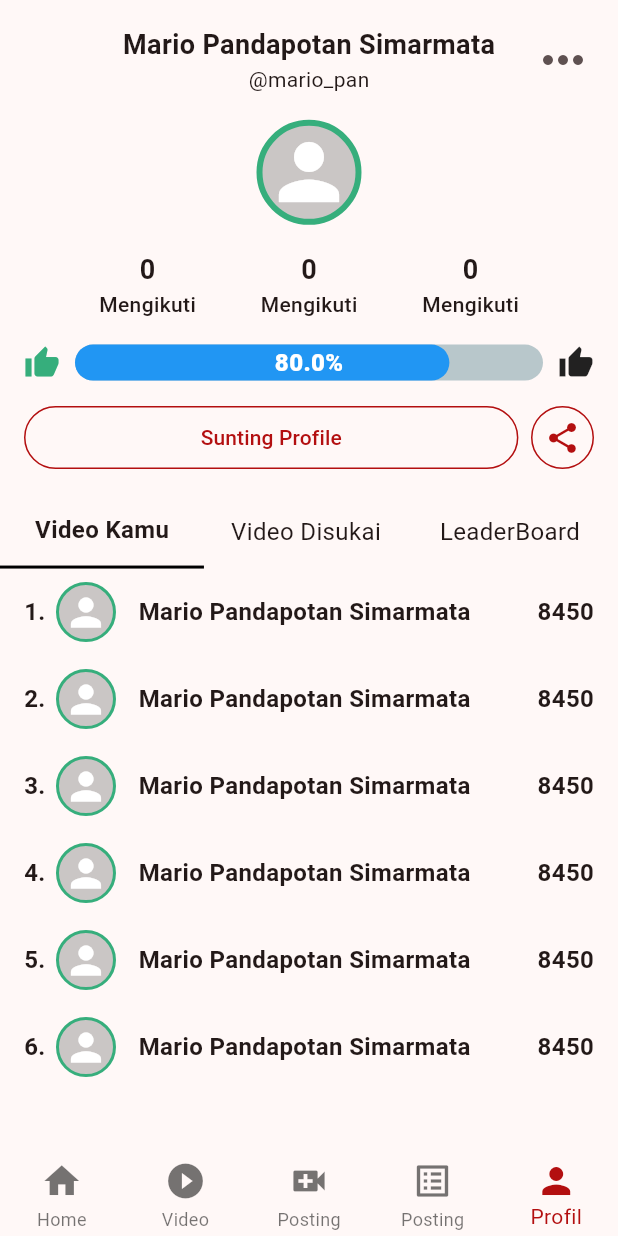
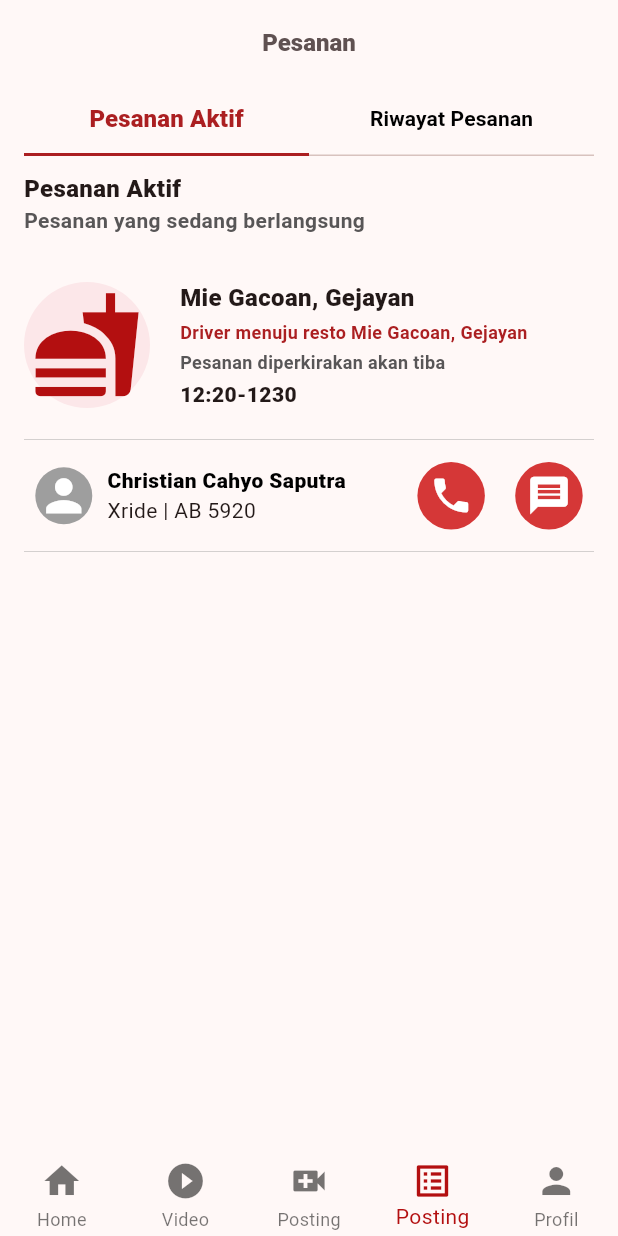
Before and after one commit to mariopandapotansimarmata/jogja_kita_gamification, a Flutter app: the screen it shows after launch, on a phone screen of 412 x 824 dp. Run offline on Flutter 3.47's test engine with Material 3 defaults, Android fonts, the light colour scheme and no system bars; drawn by our look-alikes of percent_indicator.

Commit message:
add order module => active order

```diff
--- a/lib/screen.dart
+++ b/lib/screen.dart
@@ -1,5 +1,6 @@
 import 'package:flutter/material.dart';
 import 'package:jogja_kita_gamification/views/home/home.dart';
+import 'package:jogja_kita_gamification/views/order/order.dart';
 import 'package:jogja_kita_gamification/views/profile/profile.dart';
 
 class Screen extends StatefulWidget {
@@ -12,7 +13,7 @@
 //
 
 class _ScreenState extends State<Screen> {
-  int _selectedIndex = 4;
+  int _selectedIndex = 3;
 
   void _onItemTapped(int index) {
     setState(() {
@@ -105,7 +106,7 @@
           const HomePage(),
           const HomePage(),
           const HomePage(),
-          const HomePage(),
+          const OrderPage(),
           const ProfilePage()
         ][_selectedIndex]);
   }
--- /dev/null
+++ b/lib/views/order/active_order/active_order.dart
@@ -0,0 +1,36 @@
+import 'package:flutter/material.dart';
+import 'package:jogja_kita_gamification/views/order/active_order/active_order_widget/active_order_card.dart';
+import 'package:jogja_kita_gamification/views/order/active_order/active_order_widget/driver_card.dart';
+
+class ActiveOrder extends StatelessWidget {
+  const ActiveOrder({super.key});
+
+  @override
+  Widget build(BuildContext context) {
+    return Padding(
+      padding: const EdgeInsets.only(top: 10),
+      child: ListView(
+        children: const [
+          Text(
+            "Pesanan Aktif",
+            style: TextStyle(fontSize: 16, fontWeight: FontWeight.w900),
+          ),
+          Text(
+            "Pesanan yang sedang berlangsung",
+            style: TextStyle(
+                color: Color.fromARGB(255, 88, 86, 87),
+                fontWeight: FontWeight.bold),
+          ),
+          SizedBox(
+            height: 30,
+          ),
+          ActiveOrderCard(),
+          SizedBox(
+            height: 20,
+          ),
+          DriverCard()
+        ],
+      ),
+    );
+  }
+}
--- /dev/null
+++ b/lib/views/order/active_order/active_order_widget/active_order_card.dart
@@ -0,0 +1,52 @@
+import 'package:flutter/material.dart';
+
+import 'order_icons.dart';
+
+class ActiveOrderCard extends StatelessWidget {
+  const ActiveOrderCard({super.key});
+
+  @override
+  Widget build(BuildContext context) {
+    return Container(
+      height: 86,
+      child: const Row(
+        children: [
+          ActiveOrderIcon(
+            size: 75,
+          ),
+          SizedBox(
+            width: 20,
+          ),
+          Column(
+            mainAxisAlignment: MainAxisAlignment.spaceBetween,
+            crossAxisAlignment: CrossAxisAlignment.start,
+            children: [
+              Text(
+                "Mie Gacoan, Gejayan",
+                style: TextStyle(fontSize: 16, fontWeight: FontWeight.w900),
+              ),
+              Text(
+                "Driver menuju resto Mie Gacoan, Gejayan",
+                style: TextStyle(
+                    fontSize: 12,
+                    color: Color(0xffAB1F21),
+                    fontWeight: FontWeight.bold),
+              ),
+              Text(
+                "Pesanan diperkirakan akan tiba",
+                style: TextStyle(
+                    fontSize: 12,
+                    color: Color.fromARGB(255, 88, 86, 87),
+                    fontWeight: FontWeight.bold),
+              ),
+              Text(
+                "12:20-1230",
+                style: TextStyle(fontSize: 14, fontWeight: FontWeight.w900),
+              )
+            ],
+          )
+        ],
+      ),
+    );
+  }
+}
--- /dev/null
+++ b/lib/views/order/active_order/active_order_widget/driver_card.dart
@@ -0,0 +1,61 @@
+import 'package:flutter/material.dart';
+import 'package:jogja_kita_gamification/views/order/active_order/active_order_widget/order_icons.dart';
+
+class DriverCard extends StatelessWidget {
+  const DriverCard({super.key});
+
+  @override
+  Widget build(BuildContext context) {
+    return Container(
+      decoration: const BoxDecoration(
+          border: Border(
+              top: BorderSide(color: Colors.grey, width: 0.3),
+              bottom: BorderSide(color: Colors.grey, width: 0.3))),
+      height: 75,
+      child: Row(
+        mainAxisAlignment: MainAxisAlignment.spaceEvenly,
+        crossAxisAlignment: CrossAxisAlignment.center,
+        children: [
+          Container(
+            // decoration: BoxDecoration(border: Border.all(color: Colors.black)),
+            width: MediaQuery.of(context).size.width * 0.6,
+            child: Row(
+              children: [
+                const DriverProfileIcon(size: 35),
+                const SizedBox(
+                  width: 10,
+                ),
+                Container(
+                  child: const Column(
+                    crossAxisAlignment: CrossAxisAlignment.start,
+                    mainAxisAlignment: MainAxisAlignment.center,
+                    children: [
+                      Text(
+                        "Christian Cahyo Saputra",
+                        style: TextStyle(
+                            fontSize: 14,
+                            color: Colors.black,
+                            fontWeight: FontWeight.w900),
+                      ),
+                      Text("Xride | AB 5920")
+                    ],
+                  ),
+                )
+              ],
+            ),
+          ),
+          SizedBox(
+            width: (MediaQuery.of(context).size.width * 0.35) - 34,
+            child: const Row(
+              mainAxisAlignment: MainAxisAlignment.spaceBetween,
+              children: [
+                ContactIcon(size: 30, icon: Icons.phone),
+                ContactIcon(size: 30, icon: Icons.message)
+              ],
+            ),
+          )
+        ],
+      ),
+    );
+  }
+}
--- /dev/null
+++ b/lib/views/order/active_order/active_order_widget/order_icons.dart
@@ -0,0 +1,61 @@
+import 'package:flutter/material.dart';
+
+class ActiveOrderIcon extends StatelessWidget {
+  const ActiveOrderIcon({super.key, required this.size});
+  final double size;
+  @override
+  Widget build(BuildContext context) {
+    return Container(
+      height: size + 9,
+      width: size + 9,
+      decoration: BoxDecoration(
+          color: const Color(0xffFCE7E9),
+          borderRadius: BorderRadius.circular(50)),
+      child: Icon(
+        Icons.fastfood,
+        size: size,
+        color: const Color(0xffB30F10),
+      ),
+    );
+  }
+}
+
+class DriverProfileIcon extends StatelessWidget {
+  const DriverProfileIcon({super.key, required this.size});
+  final double size;
+  @override
+  Widget build(BuildContext context) {
+    return Container(
+      height: size + 3,
+      width: size + 3,
+      decoration: BoxDecoration(
+          color: Colors.grey, borderRadius: BorderRadius.circular(50)),
+      child: Icon(
+        Icons.person,
+        size: size,
+        color: Colors.white,
+      ),
+    );
+  }
+}
+
+class ContactIcon extends StatelessWidget {
+  const ContactIcon({super.key, required this.size, required this.icon});
+  final double size;
+  final IconData icon;
+
+  @override
+  Widget build(BuildContext context) {
+    return Container(
+      height: size + 15,
+      width: size + 15,
+      decoration: BoxDecoration(
+          color: Color(0xffD53737), borderRadius: BorderRadius.circular(50)),
+      child: Icon(
+        icon,
+        size: size,
+        color: Colors.white,
+      ),
+    );
+  }
+}
--- /dev/null
+++ b/lib/views/order/order.dart
@@ -0,0 +1,66 @@
+import 'package:flutter/material.dart';
+import 'package:jogja_kita_gamification/views/order/active_order/active_order.dart';
+
+class OrderPage extends StatefulWidget {
+  const OrderPage({super.key});
+
+  @override
+  State<OrderPage> createState() => _OrderPageState();
+}
+
+class _OrderPageState extends State<OrderPage> {
+  Color mainColor = const Color(0xffAB1F21);
+
+  @override
+  Widget build(BuildContext context) {
+    return DefaultTabController(
+      initialIndex: 0,
+      length: 2,
+      child: Padding(
+        padding: const EdgeInsets.symmetric(horizontal: 16.0),
+        child: Scaffold(
+          appBar: AppBar(
+            centerTitle: true,
+            title: const Text('Pesanan',
+                style: TextStyle(
+                    color: Color(0xff5F5151),
+                    fontWeight: FontWeight.w900,
+                    fontSize: 16)),
+            bottom: TabBar(
+              indicatorColor: mainColor,
+              unselectedLabelStyle:
+                  const TextStyle(fontWeight: FontWeight.bold),
+              unselectedLabelColor: Colors.black,
+              padding: const EdgeInsets.all(0),
+              tabAlignment: TabAlignment.fill,
+              labelStyle: TextStyle(
+                  color: mainColor, fontSize: 16, fontWeight: FontWeight.w900),
+              indicatorWeight: 2,
+              indicatorSize: TabBarIndicatorSize.tab,
+              tabs: <Widget>[
+                SizedBox(
+                  width: MediaQuery.of(context).size.width * 0.5,
+                  child: const Tab(
+                    text: "Pesanan Aktif",
+                  ),
+                ),
+                SizedBox(
+                  width: MediaQuery.of(context).size.width * 0.5,
+                  child: const Tab(
+                    text: "Riwayat Pesanan",
+                  ),
+                ),
+              ],
+            ),
+          ),
+          body: const TabBarView(
+            children: <Widget>[
+              ActiveOrder(),
+              Text("It's cloudy here"),
+            ],
+          ),
+        ),
+      ),
+    );
+  }
+}
```
